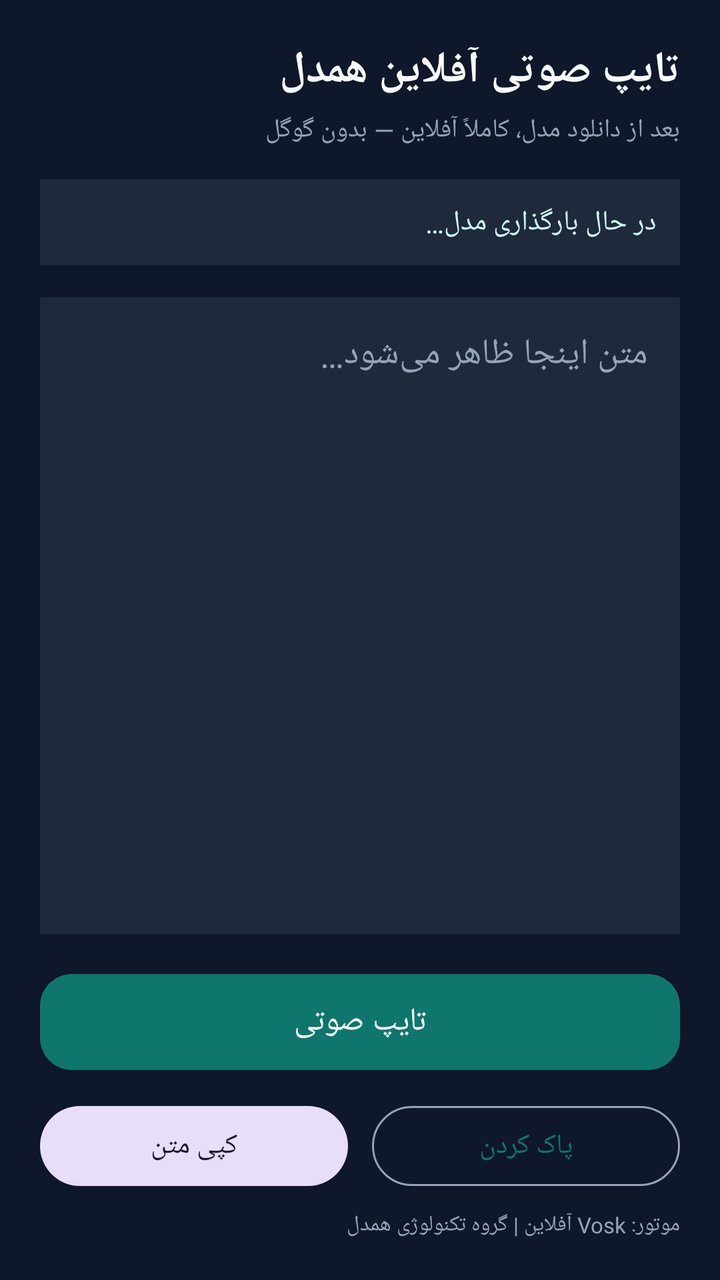
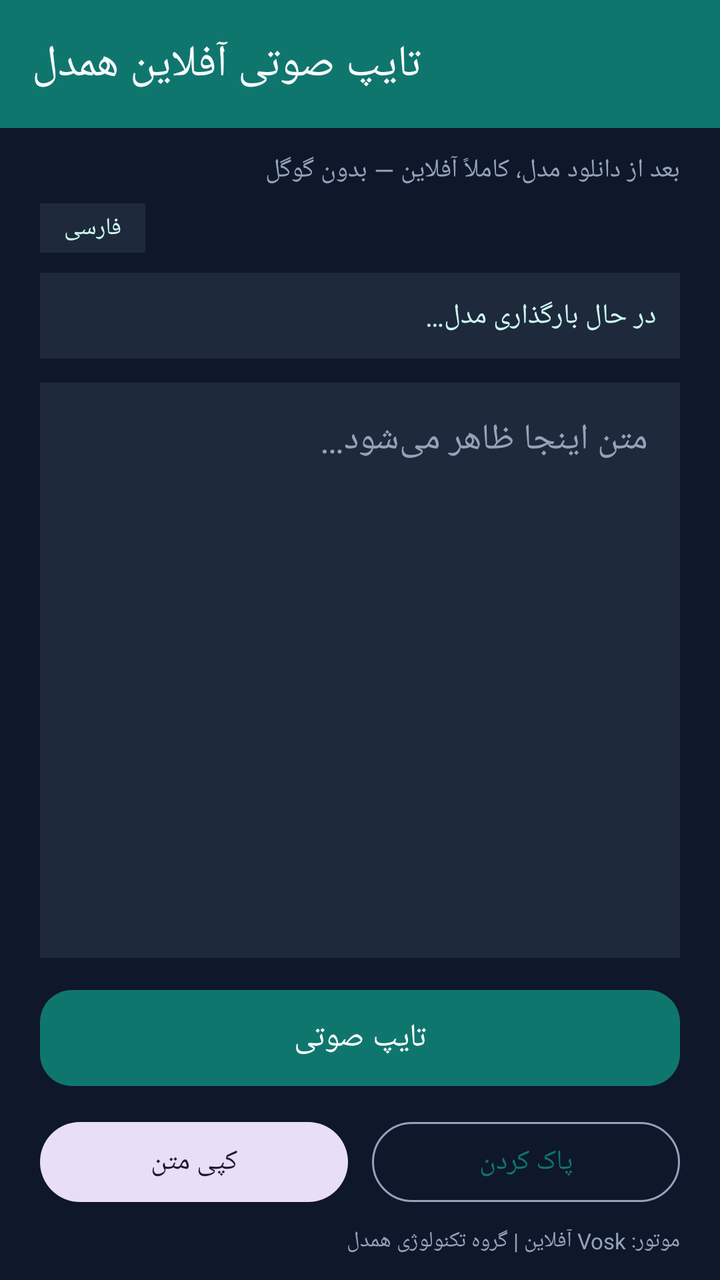

The first picture is an Android layout as it rendered before a commit; the second is the same layout after the commit. The layout source and the unified diff follow.
<!-- AndroidManifest.xml: application theme Theme.PersianOfflineSTT -->
<!-- res/layout/activity_main.xml -->
<?xml version="1.0" encoding="utf-8"?>
<androidx.constraintlayout.widget.ConstraintLayout
    xmlns:android="http://schemas.android.com/apk/res/android"
    xmlns:app="http://schemas.android.com/apk/res-auto"
    android:layout_width="match_parent"
    android:layout_height="match_parent"
    android:background="@color/bg_dark"
    android:padding="20dp"
    android:layoutDirection="rtl">

    <TextView
        android:id="@+id/title"
        android:layout_width="0dp"
        android:layout_height="wrap_content"
        android:text="@string/app_name"
        android:textColor="@color/text_primary"
        android:textSize="22sp"
        android:textStyle="bold"
        app:layout_constraintTop_toTopOf="parent"
        app:layout_constraintStart_toStartOf="parent"
        app:layout_constraintEnd_toEndOf="parent" />

    <TextView
        android:id="@+id/subtitle"
        android:layout_width="0dp"
        android:layout_height="wrap_content"
        android:layout_marginTop="6dp"
        android:text="@string/offline_note"
        android:textColor="@color/text_muted"
        android:textSize="13sp"
        app:layout_constraintTop_toBottomOf="@id/title"
        app:layout_constraintStart_toStartOf="parent"
        app:layout_constraintEnd_toEndOf="parent" />

    <TextView
        android:id="@+id/status"
        android:layout_width="0dp"
        android:layout_height="wrap_content"
        android:layout_marginTop="16dp"
        android:padding="12dp"
        android:background="@color/surface"
        android:text="@string/status_loading"
        android:textColor="@color/teal_100"
        android:textSize="14sp"
        app:layout_constraintTop_toBottomOf="@id/subtitle"
        app:layout_constraintStart_toStartOf="parent"
        app:layout_constraintEnd_toEndOf="parent" />

    <ProgressBar
        android:id="@+id/progress"
        style="?android:attr/progressBarStyleHorizontal"
        android:layout_width="0dp"
        android:layout_height="wrap_content"
        android:layout_marginTop="8dp"
        android:max="100"
        android:progress="0"
        android:visibility="gone"
        app:layout_constraintTop_toBottomOf="@id/status"
        app:layout_constraintStart_toStartOf="parent"
        app:layout_constraintEnd_toEndOf="parent" />

    <EditText
        android:id="@+id/resultText"
        android:layout_width="0dp"
        android:layout_height="0dp"
        android:layout_marginTop="16dp"
        android:layout_marginBottom="16dp"
        android:background="@color/surface"
        android:gravity="top|start"
        android:hint="@string/hint_text"
        android:textColorHint="@color/text_muted"
        android:textColor="@color/text_primary"
        android:padding="16dp"
        android:textSize="18sp"
        android:inputType="textMultiLine|textCapSentences"
        android:scrollbars="vertical"
        app:layout_constraintTop_toBottomOf="@id/progress"
        app:layout_constraintBottom_toTopOf="@id/micButton"
        app:layout_constraintStart_toStartOf="parent"
        app:layout_constraintEnd_toEndOf="parent" />

    <com.google.android.material.button.MaterialButton
        android:id="@+id/micButton"
        android:layout_width="0dp"
        android:layout_height="56dp"
        android:layout_marginBottom="10dp"
        android:text="@string/btn_mic"
        android:textSize="16sp"
        app:backgroundTint="@color/teal_700"
        app:cornerRadius="16dp"
        app:layout_constraintBottom_toTopOf="@id/actionsRow"
        app:layout_constraintStart_toStartOf="parent"
        app:layout_constraintEnd_toEndOf="parent" />

    <LinearLayout
        android:id="@+id/actionsRow"
        android:layout_width="0dp"
        android:layout_height="wrap_content"
        android:orientation="horizontal"
        android:layout_marginBottom="8dp"
        app:layout_constraintBottom_toTopOf="@id/modelInfo"
        app:layout_constraintStart_toStartOf="parent"
        app:layout_constraintEnd_toEndOf="parent">

        <com.google.android.material.button.MaterialButton
            android:id="@+id/copyButton"
            style="@style/Widget.Material3.Button.TonalButton"
            android:layout_width="0dp"
            android:layout_height="48dp"
            android:layout_weight="1"
            android:layout_marginEnd="6dp"
            android:text="@string/btn_copy" />

        <com.google.android.material.button.MaterialButton
            android:id="@+id/clearButton"
            style="@style/Widget.Material3.Button.OutlinedButton"
            android:layout_width="0dp"
            android:layout_height="48dp"
            android:layout_weight="1"
            android:layout_marginStart="6dp"
            android:text="@string/btn_clear"
            app:strokeColor="@color/text_muted" />
    </LinearLayout>

    <TextView
        android:id="@+id/modelInfo"
        android:layout_width="0dp"
        android:layout_height="wrap_content"
        android:text="@string/model_info"
        android:textColor="@color/text_muted"
        android:textSize="11sp"
        app:layout_constraintBottom_toBottomOf="parent"
        app:layout_constraintStart_toStartOf="parent"
        app:layout_constraintEnd_toEndOf="parent" />

</androidx.constraintlayout.widget.ConstraintLayout>
<!-- resources referenced by this layout -->
<resources>
  <color name="bg_dark">#0F172A</color>
  <color name="surface">#1E293B</color>
  <color name="teal_100">#CCFBF1</color>
  <color name="teal_700">#0F766E</color>
  <color name="text_muted">#94A3B8</color>
  <color name="text_primary">#F8FAFC</color>
  <string name="app_name">تایپ صوتی آفلاین همدل</string>
  <string name="btn_clear">پاک کردن</string>
  <string name="btn_copy">کپی متن</string>
  <string name="btn_mic">تایپ صوتی</string>
  <string name="hint_text">متن اینجا ظاهر می‌شود…</string>
  <string name="model_info">موتور: Vosk آفلاین | گروه تکنولوژی همدل</string>
  <string name="offline_note">بعد از دانلود مدل، کاملاً آفلاین — بدون گوگل</string>
  <string name="status_loading">در حال بارگذاری مدل…</string>
  <style name="Theme.PersianOfflineSTT" parent="Theme.Material3.DayNight.NoActionBar">
          <item name="colorPrimary">#0F766E</item>
          <item name="colorPrimaryContainer">#CCFBF1</item>
          <item name="colorOnPrimary">#FFFFFF</item>
          <item name="android:statusBarColor">#0F766E</item>
          <item name="android:navigationBarColor">#0F172A</item>
      </style>
</resources>

<!-- the commit's change to res/layout/activity_main.xml (unified diff, before → after) -->
@@ -5,17 +5,16 @@
     android:layout_width="match_parent"
     android:layout_height="match_parent"
     android:background="@color/bg_dark"
-    android:padding="20dp"
     android:layoutDirection="rtl">
 
-    <TextView
-        android:id="@+id/title"
+    <com.google.android.material.appbar.MaterialToolbar
+        android:id="@+id/toolbar"
         android:layout_width="0dp"
         android:layout_height="wrap_content"
-        android:text="@string/app_name"
-        android:textColor="@color/text_primary"
-        android:textSize="22sp"
-        android:textStyle="bold"
+        android:background="@color/teal_700"
+        android:theme="@style/ThemeOverlay.Material3.Dark.ActionBar"
+        app:title="@string/app_name"
+        app:titleTextColor="@color/text_primary"
         app:layout_constraintTop_toTopOf="parent"
         app:layout_constraintStart_toStartOf="parent"
         app:layout_constraintEnd_toEndOf="parent" />
@@ -24,25 +23,44 @@
         android:id="@+id/subtitle"
         android:layout_width="0dp"
         android:layout_height="wrap_content"
-        android:layout_marginTop="6dp"
+        android:layout_marginStart="20dp"
+        android:layout_marginEnd="20dp"
+        android:layout_marginTop="12dp"
         android:text="@string/offline_note"
         android:textColor="@color/text_muted"
         android:textSize="13sp"
-        app:layout_constraintTop_toBottomOf="@id/title"
+        app:layout_constraintTop_toBottomOf="@id/toolbar"
         app:layout_constraintStart_toStartOf="parent"
         app:layout_constraintEnd_toEndOf="parent" />
+
+    <TextView
+        android:id="@+id/langBadge"
+        android:layout_width="wrap_content"
+        android:layout_height="wrap_content"
+        android:layout_marginTop="8dp"
+        android:layout_marginStart="20dp"
+        android:paddingHorizontal="12dp"
+        android:paddingVertical="4dp"
+        android:background="@color/surface"
+        android:text="@string/lang_fa"
+        android:textColor="@color/teal_100"
+        android:textSize="12sp"
+        app:layout_constraintTop_toBottomOf="@id/subtitle"
+        app:layout_constraintStart_toStartOf="parent" />
 
     <TextView
         android:id="@+id/status"
         android:layout_width="0dp"
         android:layout_height="wrap_content"
-        android:layout_marginTop="16dp"
+        android:layout_marginTop="10dp"
+        android:layout_marginStart="20dp"
+        android:layout_marginEnd="20dp"
         android:padding="12dp"
         android:background="@color/surface"
         android:text="@string/status_loading"
         android:textColor="@color/teal_100"
         android:textSize="14sp"
-        app:layout_constraintTop_toBottomOf="@id/subtitle"
+        app:layout_constraintTop_toBottomOf="@id/langBadge"
         app:layout_constraintStart_toStartOf="parent"
         app:layout_constraintEnd_toEndOf="parent" />
 
@@ -52,6 +70,8 @@
         android:layout_width="0dp"
         android:layout_height="wrap_content"
         android:layout_marginTop="8dp"
+        android:layout_marginStart="20dp"
+        android:layout_marginEnd="20dp"
         android:max="100"
         android:progress="0"
         android:visibility="gone"
@@ -63,8 +83,10 @@
         android:id="@+id/resultText"
         android:layout_width="0dp"
         android:layout_height="0dp"
-        android:layout_marginTop="16dp"
-        android:layout_marginBottom="16dp"
+        android:layout_marginTop="12dp"
+        android:layout_marginBottom="12dp"
+        android:layout_marginStart="20dp"
+        android:layout_marginEnd="20dp"
         android:background="@color/surface"
         android:gravity="top|start"
         android:hint="@string/hint_text"
@@ -84,6 +106,8 @@
         android:layout_width="0dp"
         android:layout_height="56dp"
         android:layout_marginBottom="10dp"
+        android:layout_marginStart="20dp"
+        android:layout_marginEnd="20dp"
         android:text="@string/btn_mic"
         android:textSize="16sp"
         app:backgroundTint="@color/teal_700"
@@ -98,6 +122,8 @@
         android:layout_height="wrap_content"
         android:orientation="horizontal"
         android:layout_marginBottom="8dp"
+        android:layout_marginStart="20dp"
+        android:layout_marginEnd="20dp"
         app:layout_constraintBottom_toTopOf="@id/modelInfo"
         app:layout_constraintStart_toStartOf="parent"
         app:layout_constraintEnd_toEndOf="parent">
@@ -126,6 +152,9 @@
         android:id="@+id/modelInfo"
         android:layout_width="0dp"
         android:layout_height="wrap_content"
+        android:layout_marginBottom="12dp"
+        android:layout_marginStart="20dp"
+        android:layout_marginEnd="20dp"
         android:text="@string/model_info"
         android:textColor="@color/text_muted"
         android:textSize="11sp"
<!-- resource entries referenced after the edit -->
@@ -11,6 +11,7 @@
   <string name="btn_copy">کپی متن</string>
   <string name="btn_mic">تایپ صوتی</string>
   <string name="hint_text">متن اینجا ظاهر می‌شود…</string>
+  <string name="lang_fa">فارسی</string>
   <string name="model_info">موتور: Vosk آفلاین | گروه تکنولوژی همدل</string>
   <string name="offline_note">بعد از دانلود مدل، کاملاً آفلاین — بدون گوگل</string>
   <string name="status_loading">در حال بارگذاری مدل…</string>
